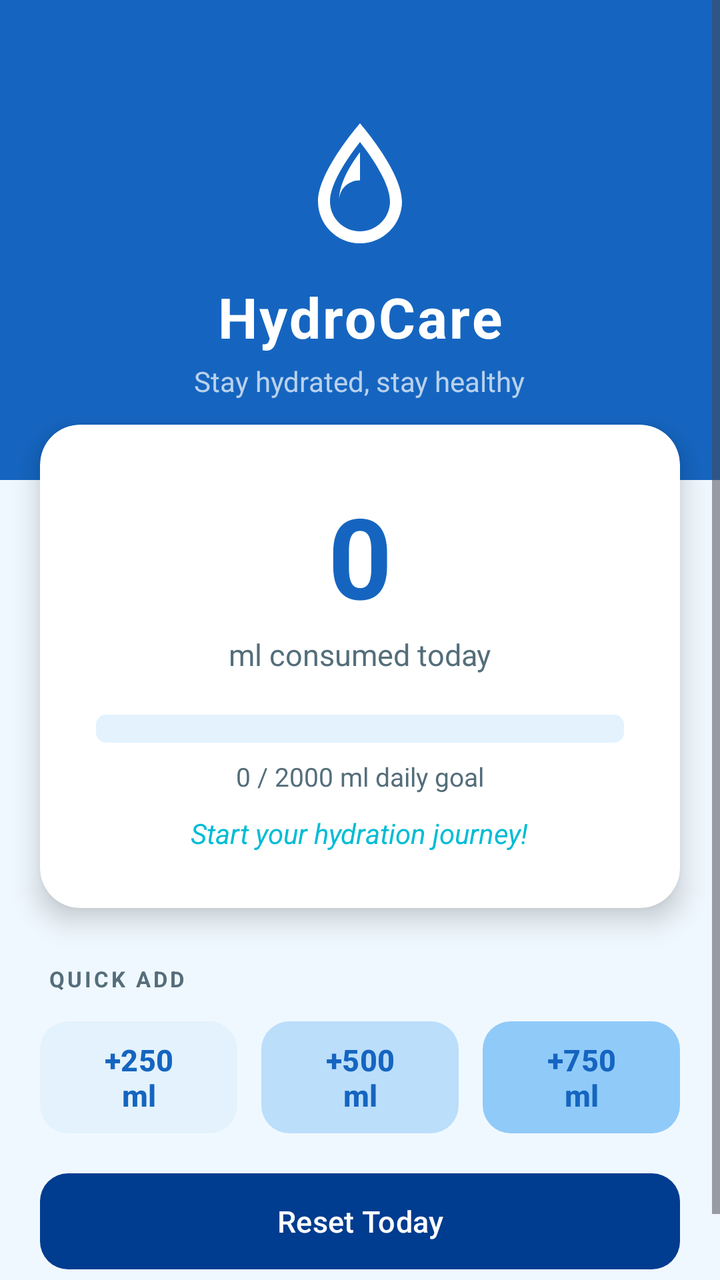
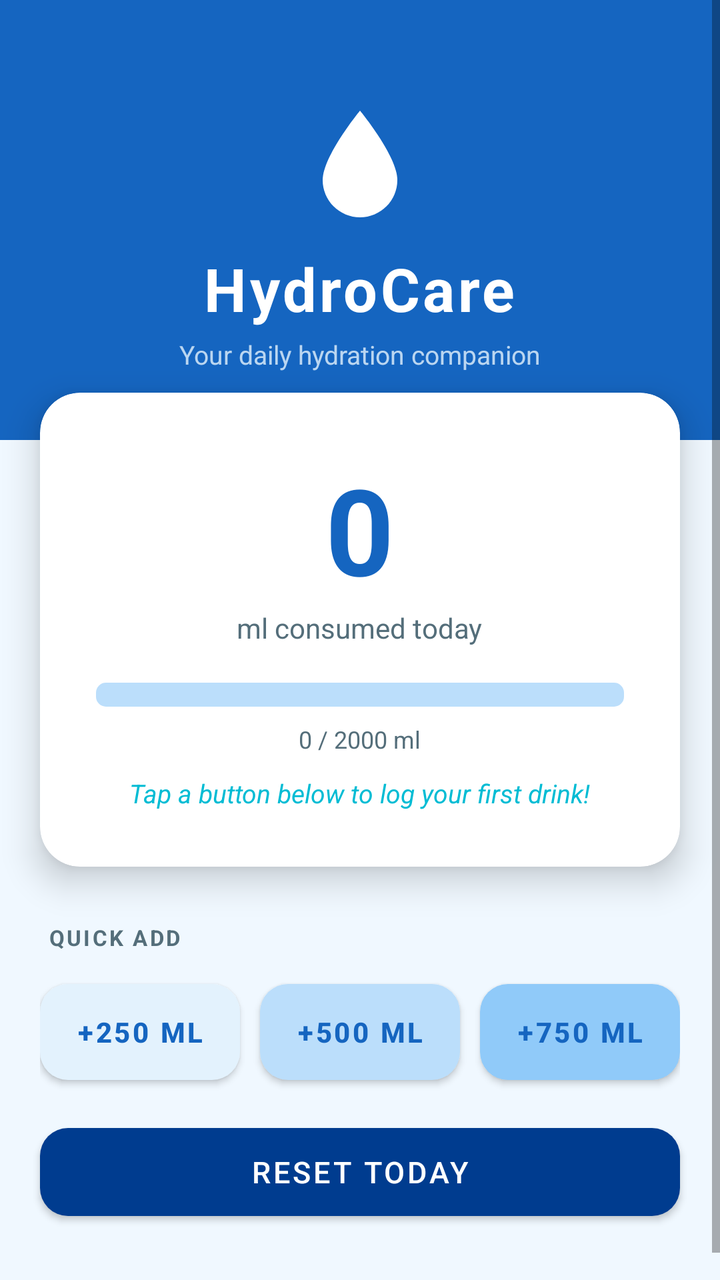

Compare the two renders of this Android layout. The source of the first and the diff that turns it into the second are given below.
<!-- AndroidManifest.xml: application theme Theme.HydroCare -->
<!-- res/layout/activity_main.xml -->
<?xml version="1.0" encoding="utf-8"?>
<ScrollView xmlns:android="http://schemas.android.com/apk/res/android"
    xmlns:app="http://schemas.android.com/apk/res-auto"
    android:layout_width="match_parent"
    android:layout_height="match_parent"
    android:background="@color/background"
    android:fillViewport="true">

    <LinearLayout
        android:layout_width="match_parent"
        android:layout_height="wrap_content"
        android:orientation="vertical">

        
        <LinearLayout
            android:layout_width="match_parent"
            android:layout_height="240dp"
            android:background="@color/primary"
            android:gravity="center"
            android:orientation="vertical"
            android:paddingTop="40dp"
            android:paddingBottom="24dp">

            <ImageView
                android:layout_width="72dp"
                android:layout_height="72dp"
                android:src="@drawable/ic_water_drop"
                android:tint="@android:color/white"
                android:contentDescription="Water drop" />

            <TextView
                android:layout_width="wrap_content"
                android:layout_height="wrap_content"
                android:layout_marginTop="12dp"
                android:text="HydroCare"
                android:textColor="@android:color/white"
                android:textSize="28sp"
                android:textStyle="bold"
                android:letterSpacing="0.04" />

            <TextView
                android:layout_width="wrap_content"
                android:layout_height="wrap_content"
                android:layout_marginTop="4dp"
                android:text="Stay hydrated, stay healthy"
                android:textColor="#B3FFFFFF"
                android:textSize="14sp" />

        </LinearLayout>

        
        <androidx.cardview.widget.CardView
            android:layout_width="match_parent"
            android:layout_height="wrap_content"
            android:layout_marginStart="20dp"
            android:layout_marginEnd="20dp"
            android:layout_marginTop="-28dp"
            app:cardCornerRadius="20dp"
            app:cardElevation="8dp"
            app:cardBackgroundColor="@color/surface">

            <LinearLayout
                android:layout_width="match_parent"
                android:layout_height="wrap_content"
                android:orientation="vertical"
                android:gravity="center"
                android:padding="28dp">

                <TextView
                    android:id="@+id/tvIntake"
                    android:layout_width="wrap_content"
                    android:layout_height="wrap_content"
                    android:text="0"
                    android:textColor="@color/primary"
                    android:textSize="56sp"
                    android:textStyle="bold" />

                <TextView
                    android:layout_width="wrap_content"
                    android:layout_height="wrap_content"
                    android:text="ml consumed today"
                    android:textColor="@color/text_secondary"
                    android:textSize="15sp"
                    android:layout_marginTop="2dp" />

                <ProgressBar
                    android:id="@+id/progressBar"
                    style="@android:style/Widget.ProgressBar.Horizontal"
                    android:layout_width="match_parent"
                    android:layout_height="14dp"
                    android:layout_marginTop="20dp"
                    android:max="2000"
                    android:progress="0"
                    android:progressTint="@color/primary"
                    android:progressBackgroundTint="@color/progress_track" />

                <TextView
                    android:id="@+id/tvGoalLabel"
                    android:layout_width="wrap_content"
                    android:layout_height="wrap_content"
                    android:layout_marginTop="8dp"
                    android:text="0 / 2000 ml daily goal"
                    android:textColor="@color/text_secondary"
                    android:textSize="13sp" />

                <TextView
                    android:id="@+id/tvMotivation"
                    android:layout_width="wrap_content"
                    android:layout_height="wrap_content"
                    android:layout_marginTop="10dp"
                    android:text="Start your hydration journey!"
                    android:textColor="@color/secondary"
                    android:textSize="14sp"
                    android:textStyle="italic" />

            </LinearLayout>

        </androidx.cardview.widget.CardView>

        
        <TextView
            android:layout_width="wrap_content"
            android:layout_height="wrap_content"
            android:layout_marginStart="24dp"
            android:layout_marginTop="28dp"
            android:text="QUICK ADD"
            android:textColor="@color/text_secondary"
            android:textSize="11sp"
            android:textStyle="bold"
            android:letterSpacing="0.12" />

        <LinearLayout
            android:layout_width="match_parent"
            android:layout_height="wrap_content"
            android:orientation="horizontal"
            android:layout_marginStart="20dp"
            android:layout_marginEnd="20dp"
            android:layout_marginTop="10dp">

            <com.google.android.material.button.MaterialButton
                android:id="@+id/btn250"
                android:layout_width="0dp"
                android:layout_height="64dp"
                android:layout_weight="1"
                android:layout_marginEnd="6dp"
                android:text="+250 ml"
                android:textSize="15sp"
                android:textStyle="bold"
                app:cornerRadius="14dp"
                app:backgroundTint="@color/btn_250"
                android:textColor="@color/primary" />

            <com.google.android.material.button.MaterialButton
                android:id="@+id/btn500"
                android:layout_width="0dp"
                android:layout_height="64dp"
                android:layout_weight="1"
                android:layout_marginStart="6dp"
                android:layout_marginEnd="6dp"
                android:text="+500 ml"
                android:textSize="15sp"
                android:textStyle="bold"
                app:cornerRadius="14dp"
                app:backgroundTint="@color/btn_500"
                android:textColor="@color/primary" />

            <com.google.android.material.button.MaterialButton
                android:id="@+id/btn750"
                android:layout_width="0dp"
                android:layout_height="64dp"
                android:layout_weight="1"
                android:layout_marginStart="6dp"
                android:text="+750 ml"
                android:textSize="15sp"
                android:textStyle="bold"
                app:cornerRadius="14dp"
                app:backgroundTint="@color/btn_custom"
                android:textColor="@color/primary" />

        </LinearLayout>

        <com.google.android.material.button.MaterialButton
            android:id="@+id/btnReset"
            android:layout_width="match_parent"
            android:layout_height="56dp"
            android:layout_marginStart="20dp"
            android:layout_marginEnd="20dp"
            android:layout_marginTop="12dp"
            android:layout_marginBottom="36dp"
            android:text="Reset Today"
            android:textSize="15sp"
            app:cornerRadius="14dp"
            app:backgroundTint="@color/primary_variant"
            android:textColor="@android:color/white" />

    </LinearLayout>

</ScrollView>
<!-- resources referenced by this layout -->
<resources>
  <color name="background">#F0F8FF</color>
  <color name="btn_250">#E3F2FD</color>
  <color name="btn_500">#BBDEFB</color>
  <color name="btn_custom">#90CAF9</color>
  <color name="primary">#1565C0</color>
  <color name="primary_variant">#003C8F</color>
  <color name="progress_track">#E3F2FD</color>
  <color name="secondary">#00BCD4</color>
  <color name="surface">#FFFFFF</color>
  <color name="text_secondary">#546E7A</color>
  <!-- drawable ic_water_drop (drawable) -->
  <?xml version="1.0" encoding="utf-8"?>
  <vector xmlns:android="http://schemas.android.com/apk/res/android"
      android:width="24dp"
      android:height="24dp"
      android:viewportWidth="24"
      android:viewportHeight="24">
      <path
          android:fillColor="#1E88E5"
          android:pathData="M12,2C12,2 5,10 5,15C5,18.87 8.13,22 12,22C15.87,22 19,18.87 19,15C19,10 12,2 12,2ZM12,20C9.24,20 7,17.76 7,15C7,12.17 9.67,8.09 12,5.1C14.33,8.1 17,12.18 17,15C17,17.76 14.76,20 12,20Z" />
      <path
          android:fillColor="#62EFFF"
          android:pathData="M12,6.8C10.2,9.2 8.5,12.1 8.5,15C8.5,13 10,11.5 12,11.5V6.8Z" />
  </vector>
  <style name="Theme.HydroCare" parent="Theme.Material3.Light.NoActionBar">
          <item name="colorPrimary">@color/primary</item>
          <item name="colorPrimaryVariant">@color/primary_variant</item>
          <item name="colorOnPrimary">@color/text_on_primary</item>
          <item name="colorSecondary">@color/secondary</item>
          <item name="colorOnSecondary">@color/text_on_primary</item>
          <item name="android:colorBackground">@color/background</item>
          <item name="colorSurface">@color/surface</item>
          <item name="android:statusBarColor">@color/primary</item>
          <item name="android:navigationBarColor">@color/surface</item>
          <item name="android:windowLightStatusBar" tools:targetApi="m">false</item>
      </style>
  <color name="text_on_primary">#FFFFFF</color>
</resources>

<!-- the commit's change to res/layout/activity_main.xml (unified diff, before → after) -->
@@ -14,50 +14,50 @@
         
         <LinearLayout
             android:layout_width="match_parent"
-            android:layout_height="240dp"
+            android:layout_height="220dp"
             android:background="@color/primary"
             android:gravity="center"
             android:orientation="vertical"
-            android:paddingTop="40dp"
-            android:paddingBottom="24dp">
+            android:paddingTop="36dp"
+            android:paddingBottom="20dp">
 
             <ImageView
-                android:layout_width="72dp"
-                android:layout_height="72dp"
+                android:layout_width="64dp"
+                android:layout_height="64dp"
                 android:src="@drawable/ic_water_drop"
-                android:tint="@android:color/white"
                 android:contentDescription="Water drop" />
 
             <TextView
                 android:layout_width="wrap_content"
                 android:layout_height="wrap_content"
-                android:layout_marginTop="12dp"
+                android:layout_marginTop="10dp"
                 android:text="HydroCare"
-                android:textColor="@android:color/white"
-                android:textSize="28sp"
-                android:textStyle="bold"
-                android:letterSpacing="0.04" />
+                android:textColor="@color/white"
+                android:textSize="30sp"
+                android:textStyle="bold"
+                android:letterSpacing="0.05" />
 
             <TextView
                 android:layout_width="wrap_content"
                 android:layout_height="wrap_content"
                 android:layout_marginTop="4dp"
-                android:text="Stay hydrated, stay healthy"
-                android:textColor="#B3FFFFFF"
-                android:textSize="14sp" />
+                android:text="Your daily hydration companion"
+                android:textColor="#CCE3F2FD"
+                android:textSize="13sp" />
 
         </LinearLayout>
 
         
         <androidx.cardview.widget.CardView
+            xmlns:card_view="http://schemas.android.com/apk/res-auto"
             android:layout_width="match_parent"
             android:layout_height="wrap_content"
             android:layout_marginStart="20dp"
             android:layout_marginEnd="20dp"
-            android:layout_marginTop="-28dp"
-            app:cardCornerRadius="20dp"
-            app:cardElevation="8dp"
-            app:cardBackgroundColor="@color/surface">
+            android:layout_marginTop="-24dp"
+            card_view:cardCornerRadius="20dp"
+            card_view:cardElevation="10dp"
+            card_view:cardBackgroundColor="@color/surface">
 
             <LinearLayout
                 android:layout_width="match_parent"
@@ -72,7 +72,7 @@
                     android:layout_height="wrap_content"
                     android:text="0"
                     android:textColor="@color/primary"
-                    android:textSize="56sp"
+                    android:textSize="60sp"
                     android:textStyle="bold" />
 
                 <TextView
@@ -80,15 +80,14 @@
                     android:layout_height="wrap_content"
                     android:text="ml consumed today"
                     android:textColor="@color/text_secondary"
-                    android:textSize="15sp"
-                    android:layout_marginTop="2dp" />
+                    android:textSize="14sp" />
 
                 <ProgressBar
                     android:id="@+id/progressBar"
                     style="@android:style/Widget.ProgressBar.Horizontal"
                     android:layout_width="match_parent"
-                    android:layout_height="14dp"
-                    android:layout_marginTop="20dp"
+                    android:layout_height="12dp"
+                    android:layout_marginTop="18dp"
                     android:max="2000"
                     android:progress="0"
                     android:progressTint="@color/primary"
@@ -99,18 +98,19 @@
                     android:layout_width="wrap_content"
                     android:layout_height="wrap_content"
                     android:layout_marginTop="8dp"
-                    android:text="0 / 2000 ml daily goal"
+                    android:text="0 / 2000 ml"
                     android:textColor="@color/text_secondary"
-                    android:textSize="13sp" />
+                    android:textSize="12sp" />
 
                 <TextView
                     android:id="@+id/tvMotivation"
                     android:layout_width="wrap_content"
                     android:layout_height="wrap_content"
                     android:layout_marginTop="10dp"
-                    android:text="Start your hydration journey!"
+                    android:text="Tap a button below to log your first drink!"
                     android:textColor="@color/secondary"
-                    android:textSize="14sp"
+                    android:textSize="13sp"
+                    android:gravity="center"
                     android:textStyle="italic" />
 
             </LinearLayout>
@@ -127,8 +127,9 @@
             android:textColor="@color/text_secondary"
             android:textSize="11sp"
             android:textStyle="bold"
-            android:letterSpacing="0.12" />
-
+            android:letterSpacing="0.1" />
+
+        
         <LinearLayout
             android:layout_width="match_parent"
             android:layout_height="wrap_content"
@@ -140,45 +141,46 @@
             <com.google.android.material.button.MaterialButton
                 android:id="@+id/btn250"
                 android:layout_width="0dp"
-                android:layout_height="64dp"
+                android:layout_height="60dp"
                 android:layout_weight="1"
-                android:layout_marginEnd="6dp"
+                android:layout_marginEnd="5dp"
                 android:text="+250 ml"
-                android:textSize="15sp"
-                android:textStyle="bold"
+                android:textSize="14sp"
+                android:textStyle="bold"
+                android:textColor="@color/primary"
                 app:cornerRadius="14dp"
-                app:backgroundTint="@color/btn_250"
-                android:textColor="@color/primary" />
+                app:backgroundTint="@color/btn_light" />
 
             <com.google.android.material.button.MaterialButton
                 android:id="@+id/btn500"
                 android:layout_width="0dp"
-                android:layout_height="64dp"
+                android:layout_height="60dp"
                 android:layout_weight="1"
-                android:layout_marginStart="6dp"
-                android:layout_marginEnd="6dp"
+                android:layout_marginStart="5dp"
+                android:layout_marginEnd="5dp"
                 android:text="+500 ml"
-                android:textSize="15sp"
-                android:textStyle="bold"
+                android:textSize="14sp"
+                android:textStyle="bold"
+                android:textColor="@color/primary"
                 app:cornerRadius="14dp"
-                app:backgroundTint="@color/btn_500"
-                android:textColor="@color/primary" />
+                app:backgroundTint="@color/btn_mid" />
 
             <com.google.android.material.button.MaterialButton
                 android:id="@+id/btn750"
                 android:layout_width="0dp"
-                android:layout_height="64dp"
+                android:layout_height="60dp"
                 android:layout_weight="1"
-                android:layout_marginStart="6dp"
+                android:layout_marginStart="5dp"
                 android:text="+750 ml"
-                android:textSize="15sp"
-                android:textStyle="bold"
+                android:textSize="14sp"
+                android:textStyle="bold"
+                android:textColor="@color/primary"
                 app:cornerRadius="14dp"
-                app:backgroundTint="@color/btn_custom"
-                android:textColor="@color/primary" />
+                app:backgroundTint="@color/btn_dark" />
 
         </LinearLayout>
 
+        
         <com.google.android.material.button.MaterialButton
             android:id="@+id/btnReset"
             android:layout_width="match_parent"
@@ -186,12 +188,12 @@
             android:layout_marginStart="20dp"
             android:layout_marginEnd="20dp"
             android:layout_marginTop="12dp"
-            android:layout_marginBottom="36dp"
+            android:layout_marginBottom="40dp"
             android:text="Reset Today"
             android:textSize="15sp"
+            android:textColor="@color/white"
             app:cornerRadius="14dp"
-            app:backgroundTint="@color/primary_variant"
-            android:textColor="@android:color/white" />
+            app:backgroundTint="@color/primary_dark" />
 
     </LinearLayout>
 
<!-- resource entries referenced after the edit -->
@@ -1,15 +1,16 @@
 <!-- resources referenced by this layout -->
 <resources>
   <color name="background">#F0F8FF</color>
-  <color name="btn_250">#E3F2FD</color>
-  <color name="btn_500">#BBDEFB</color>
-  <color name="btn_custom">#90CAF9</color>
+  <color name="btn_dark">#90CAF9</color>
+  <color name="btn_light">#E3F2FD</color>
+  <color name="btn_mid">#BBDEFB</color>
   <color name="primary">#1565C0</color>
-  <color name="primary_variant">#003C8F</color>
-  <color name="progress_track">#E3F2FD</color>
+  <color name="primary_dark">#003C8F</color>
+  <color name="progress_track">#BBDEFB</color>
   <color name="secondary">#00BCD4</color>
   <color name="surface">#FFFFFF</color>
   <color name="text_secondary">#546E7A</color>
+  <color name="white">#FFFFFF</color>
   <!-- drawable ic_water_drop (drawable) -->
   <?xml version="1.0" encoding="utf-8"?>
   <vector xmlns:android="http://schemas.android.com/apk/res/android"
@@ -18,24 +19,15 @@
       android:viewportWidth="24"
       android:viewportHeight="24">
       <path
-          android:fillColor="#1E88E5"
-          android:pathData="M12,2C12,2 5,10 5,15C5,18.87 8.13,22 12,22C15.87,22 19,18.87 19,15C19,10 12,2 12,2ZM12,20C9.24,20 7,17.76 7,15C7,12.17 9.67,8.09 12,5.1C14.33,8.1 17,12.18 17,15C17,17.76 14.76,20 12,20Z" />
-      <path
-          android:fillColor="#62EFFF"
-          android:pathData="M12,6.8C10.2,9.2 8.5,12.1 8.5,15C8.5,13 10,11.5 12,11.5V6.8Z" />
+          android:fillColor="#FFFFFF"
+          android:pathData="M12,2C12,2 5,10.5 5,15A7,7 0,0 0,19 15C19,10.5 12,2 12,2Z" />
   </vector>
-  <style name="Theme.HydroCare" parent="Theme.Material3.Light.NoActionBar">
+  <style name="Theme.HydroCare" parent="Theme.MaterialComponents.Light.NoActionBar">
           <item name="colorPrimary">@color/primary</item>
-          <item name="colorPrimaryVariant">@color/primary_variant</item>
-          <item name="colorOnPrimary">@color/text_on_primary</item>
-          <item name="colorSecondary">@color/secondary</item>
-          <item name="colorOnSecondary">@color/text_on_primary</item>
+          <item name="colorPrimaryDark">@color/primary_dark</item>
+          <item name="colorAccent">@color/secondary</item>
           <item name="android:colorBackground">@color/background</item>
-          <item name="colorSurface">@color/surface</item>
           <item name="android:statusBarColor">@color/primary</item>
-          <item name="android:navigationBarColor">@color/surface</item>
-          <item name="android:windowLightStatusBar" tools:targetApi="m">false</item>
       </style>
-  <color name="text_on_primary">#FFFFFF</color>
 </resources>
 
